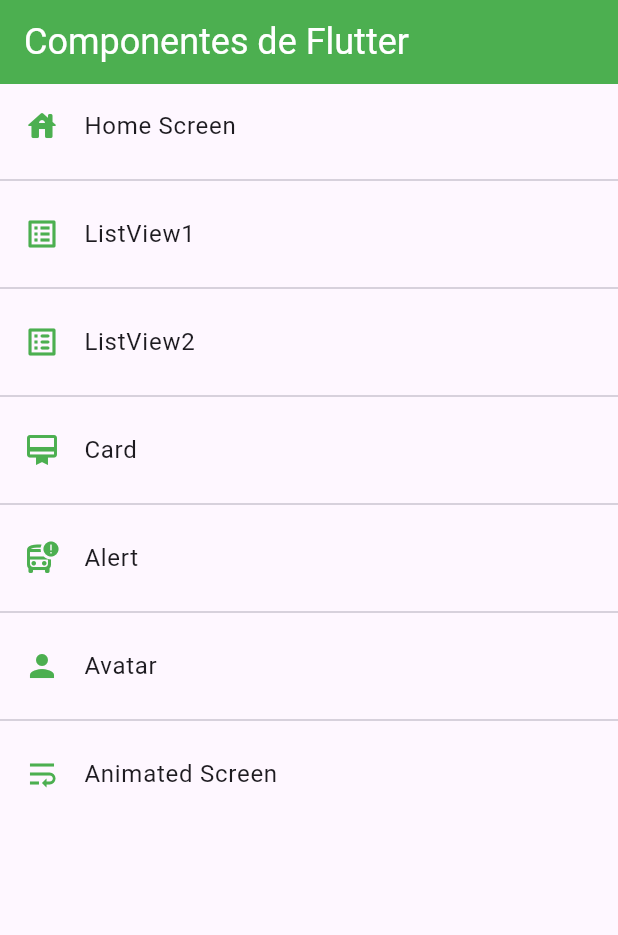
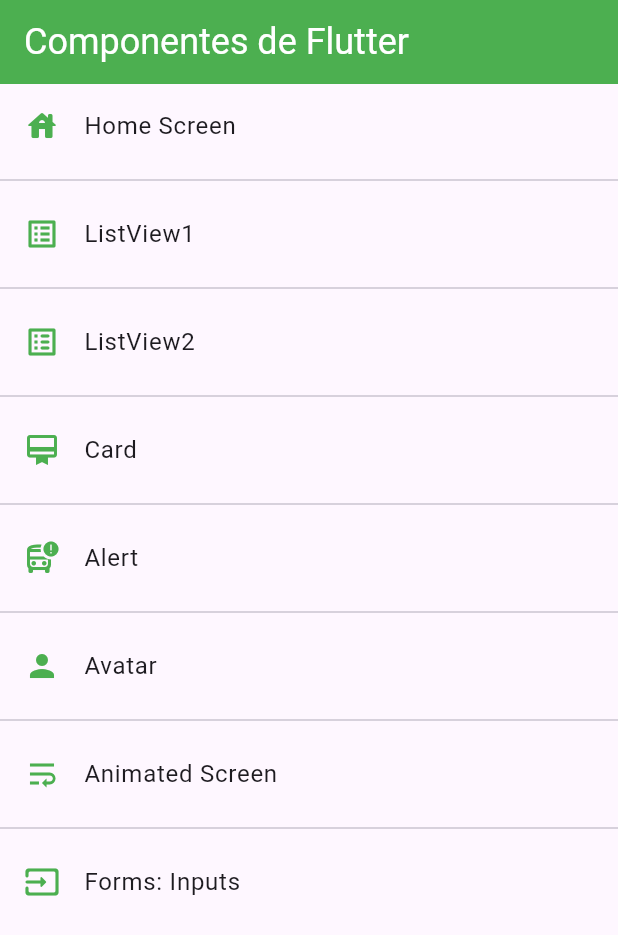
Before and after one commit to Guillermojs9/fl_componentes, a Flutter app: the screen it shows after launch, on a phone screen of 412 x 824 dp. Shown: the top 935 px of the screen. Run offline on Flutter 3.47's test engine with Material 3 defaults, Android fonts, the phone set to English and light mode, and no system bars.

Commit message:
InputScreen con SingleChildScrollView

```diff
--- a/fl_componentes/lib/routes/app_routes.dart
+++ b/fl_componentes/lib/routes/app_routes.dart
@@ -41,6 +41,11 @@ class AppRoutes {
         icon: Icons.wrap_text,
         name: "Animated Screen",
         screen: const AnimatedScreen()),
+        MenuOption(
+        route: "inputs",
+        icon: Icons.input_rounded,
+        name: "Forms: Inputs",
+        screen: const InputsScreen())
   ];
 
   static Map<String, Widget Function(BuildContext)> getAppRoutes() {
--- a/fl_componentes/lib/screens/screens.dart
+++ b/fl_componentes/lib/screens/screens.dart
@@ -5,3 +5,4 @@ export 'package:fl_componentes/screens/listview1_screen.dart';
 export 'package:fl_componentes/screens/listview2_screen.dart';
 export 'package:fl_componentes/screens/avatar_screen.dart';
 export 'package:fl_componentes/screens/animated_screen.dart';
+export 'package:fl_componentes/screens/inputs_screen.dart';
```
Also changed, not shown: fl_componentes/lib/screens/inputs_screen.dart (added, +17 -0 lines).
